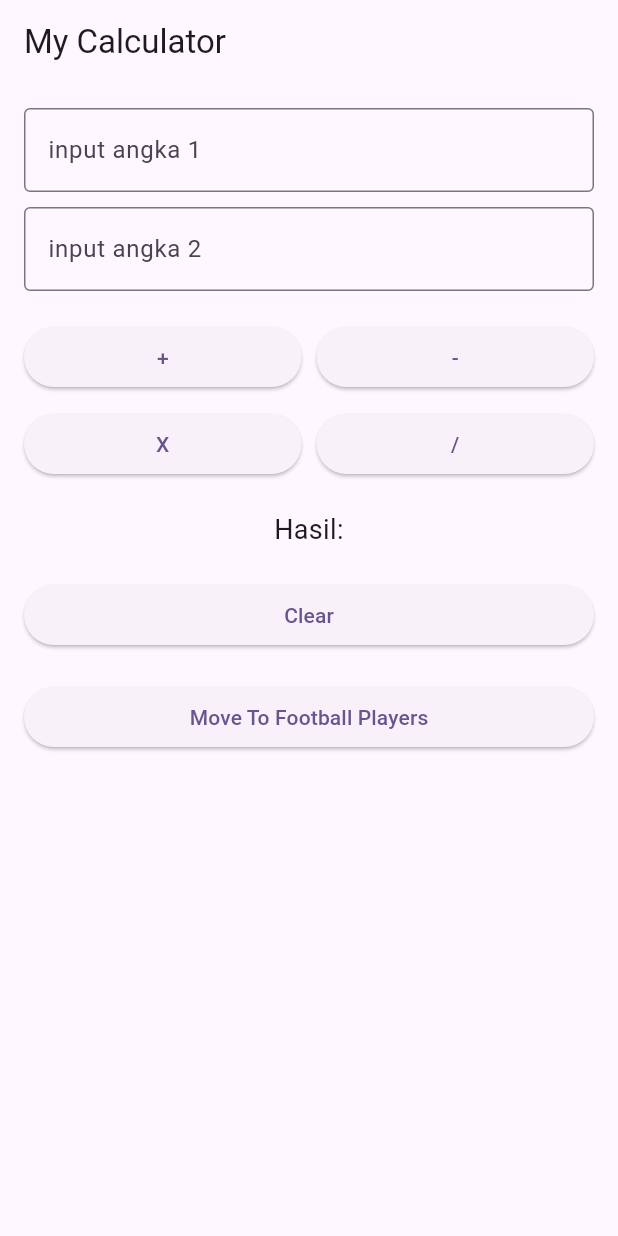
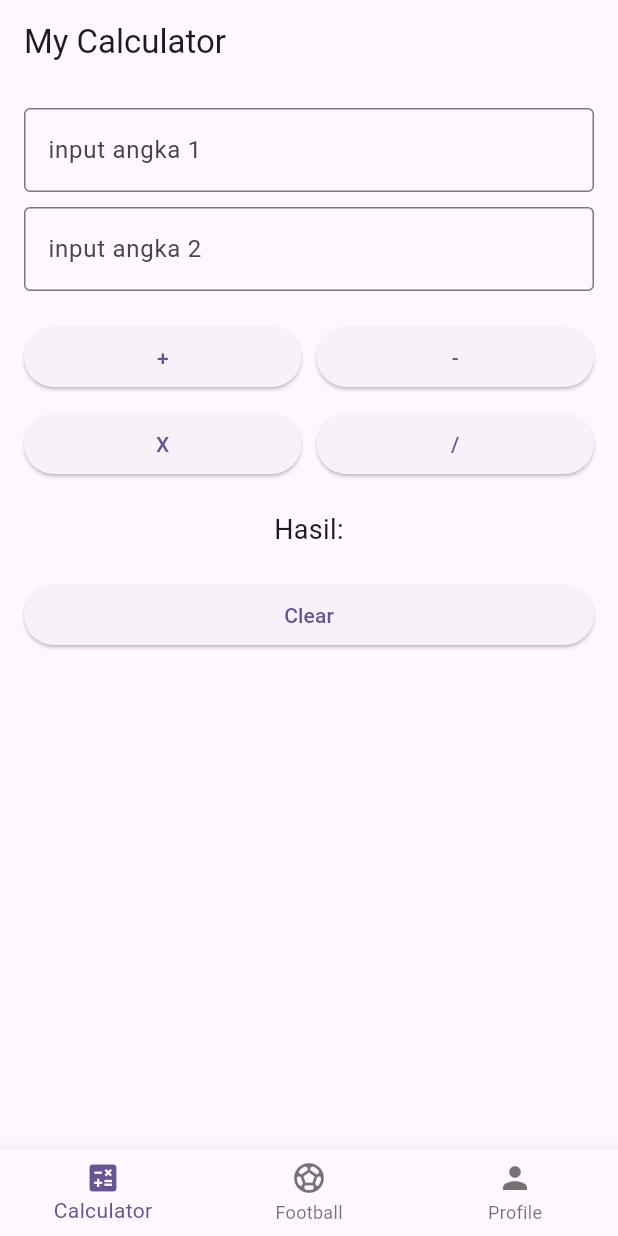
Before and after one commit to Hiyooooo/Tugas_Flutter_1, a Flutter app: the screen it shows after launch, after a tap on "Clear", on a phone screen of 412 x 824 dp. Run offline on Flutter 3.47's test engine with Material 3 defaults, Android fonts, the phone set to English and light mode, and no system bars; our stand-ins replace get.

Commit message:
Update Menggunakan Bottom Navigation Menu

```diff
--- a/lib/controllers/football_controller.dart
+++ b/lib/controllers/football_controller.dart
@@ -17,7 +17,7 @@ class FootballController extends GetxController {
     ),
     Player(
       image: "assets/images/neymarjr.jpg",
-      name: "Hotman",
+      name: "Neymar Jr",
       position: "LW",
       number: 3,
     ),
--- /dev/null
+++ b/lib/controllers/nav_controller.dart
@@ -0,0 +1,24 @@
+import 'package:get/get.dart';
+import 'package:calculator_app/routes/routes.dart';
+
+class NavController extends GetxController {
+  final currentIndex = 0.obs;
+
+  void setIndex(int i) => currentIndex.value = i;
+
+  void onTap(int i) {
+    if (i == currentIndex.value) return;
+    currentIndex.value = i;
+    switch (i) {
+      case 0:
+        Get.offNamed(AppRoutes.calculator);
+        break;
+      case 1:
+        Get.offNamed(AppRoutes.footballplayers);
+        break;
+      case 2:
+        Get.offNamed(AppRoutes.profile);
+        break;
+    }
+  }
+}
--- a/lib/main.dart
+++ b/lib/main.dart
@@ -1,5 +1,4 @@
 // import 'package:calculator_app/login_page.dart';
-import 'package:calculator_app/pages/calculator_page.dart';
 import 'package:calculator_app/routes/pages.dart';
 import 'package:calculator_app/routes/routes.dart';
 import 'package:flutter/material.dart';
--- a/lib/pages/calculator_page.dart
+++ b/lib/pages/calculator_page.dart
@@ -1,5 +1,5 @@
 import 'package:calculator_app/controllers/calculator_controller.dart';
-import 'package:calculator_app/routes/routes.dart';
+import 'package:calculator_app/controllers/nav_controller.dart';
 import 'package:flutter/material.dart';
 import 'package:get/get.dart';
 import 'package:calculator_app/widgets/custom_textfield.dart';
@@ -11,11 +11,14 @@ class CalculatorPage extends StatelessWidget {
   final CalculatorController calculatorController = Get.put(
     CalculatorController(),
   );
+  final NavController nav = Get.put(NavController(), permanent: true);
 
   @override
   Widget build(BuildContext context) {
+    nav.setIndex(0);
+
     return Scaffold(
-      appBar: AppBar(title: Text("My Calculator")),
+      appBar: AppBar(title: const Text("My Calculator")),
       body: Padding(
         padding: const EdgeInsets.all(16.0),
         child: Column(
@@ -37,19 +40,14 @@ class CalculatorPage extends StatelessWidget {
                 Expanded(
                   child: CustomButton(
                     text: "+",
-                    onPressed: () {
-                      calculatorController.tambah();
-                    },
+                    onPressed: () => calculatorController.tambah(),
                   ),
                 ),
-
                 const SizedBox(width: 10),
                 Expanded(
                   child: CustomButton(
                     text: "-",
-                    onPressed: () {
-                      calculatorController.kurang();
-                    },
+                    onPressed: () => calculatorController.kurang(),
                   ),
                 ),
               ],
@@ -61,23 +59,19 @@ class CalculatorPage extends StatelessWidget {
                 Expanded(
                   child: CustomButton(
                     text: "X",
-                    onPressed: () {
-                      calculatorController.kali();
-                    },
+                    onPressed: () => calculatorController.kali(),
                   ),
                 ),
-
                 const SizedBox(width: 10),
                 Expanded(
                   child: CustomButton(
                     text: "/",
-                    onPressed: () {
-                      calculatorController.bagi();
-                    },
+                    onPressed: () => calculatorController.bagi(),
                   ),
                 ),
               ],
             ),
+
             const SizedBox(height: 20),
             Obx(
               () => Text(
@@ -89,19 +83,28 @@ class CalculatorPage extends StatelessWidget {
             const SizedBox(height: 20),
             CustomButton(
               text: "Clear",
-              onPressed: () {
-                calculatorController.clear();
-              },
-            ),
-
-            const SizedBox(height: 20),
-            CustomButton(
-              text: "Move To Football Players",
-              onPressed: () {
-                Get.toNamed(AppRoutes.footballplayers);
-              },
+              onPressed: () => calculatorController.clear(),
             ),
           ],
+        ),
+      ),
+
+      bottomNavigationBar: Obx(
+        () => BottomNavigationBar(
+          currentIndex: nav.currentIndex.value,
+          onTap: nav.onTap,
+          items: const [
+            BottomNavigationBarItem(
+              icon: Icon(Icons.calculate),
+              label: 'Calculator',
+            ),
+            BottomNavigationBarItem(
+              icon: Icon(Icons.sports_soccer),
+              label: 'Football',
+            ),
+            BottomNavigationBarItem(icon: Icon(Icons.person), label: 'Profile'),
+          ],
+          type: BottomNavigationBarType.fixed,
         ),
       ),
     );
--- a/lib/routes/pages.dart
+++ b/lib/routes/pages.dart
@@ -1,6 +1,7 @@
 import 'package:calculator_app/pages/calculator_page.dart';
 import 'package:calculator_app/pages/football_page.dart';
 import 'package:calculator_app/pages/football_edit_page.dart';
+import 'package:calculator_app/pages/profile_page.dart';
 import 'package:calculator_app/routes/routes.dart';
 import 'package:get/get_navigation/src/routes/get_route.dart';
 
@@ -9,5 +10,6 @@ class AppPages {
     GetPage(name: AppRoutes.calculator, page: () => CalculatorPage()),
     GetPage(name: AppRoutes.footballplayers, page: () => FootballPages()),
     GetPage(name: AppRoutes.footballedit, page: () => FootbalEdit()),
+    GetPage(name: AppRoutes.profile, page: () => const ProfilePage()),
   ];
 }
--- a/lib/routes/routes.dart
+++ b/lib/routes/routes.dart
@@ -2,4 +2,5 @@ class AppRoutes {
   static const String calculator = '/calculator';
   static const String footballplayers = '/footballplayers';
   static const String footballedit = '/footballedit';
+  static const String profile = '/profile';
 }
```
Also changed, not shown: lib/pages/football_page.dart (+26 -0 lines), lib/pages/profile_page.dart (added, +54 -0 lines).
